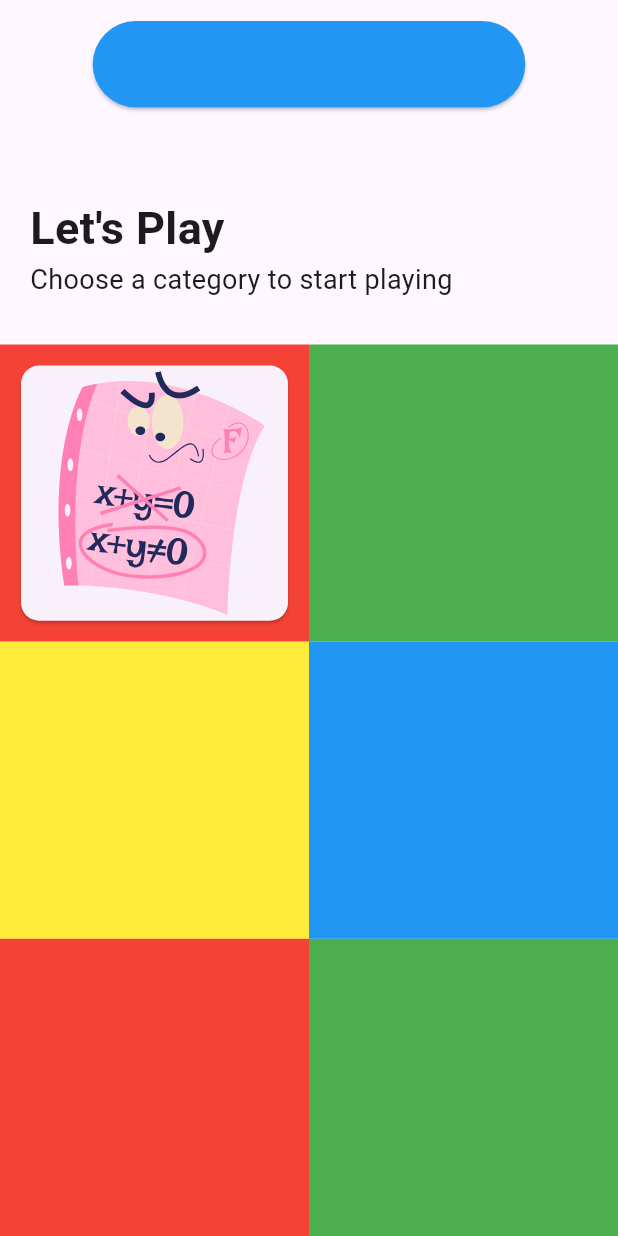
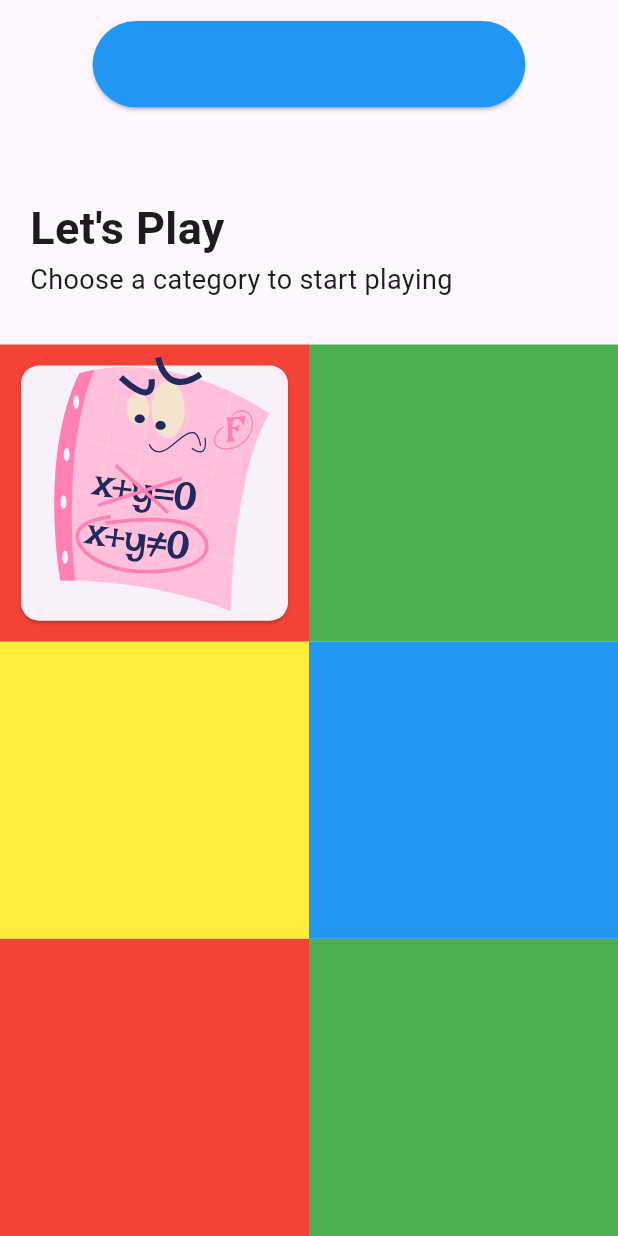
Before and after one commit to SM-SHIFAT/one-two-three-flutter-quiz-app, a Flutter app: the screen it shows after launch, on a phone screen of 412 x 824 dp. Run offline on Flutter 3.47's test engine with Material 3 defaults, Android fonts, the phone set to English and light mode, and no system bars; our stand-ins replace flutter_svg; missing offline and left inert: superellipse_shape.

Commit message:
svg fix.

```diff
--- a/lib/menu/view/view_page.dart
+++ b/lib/menu/view/view_page.dart
@@ -87,22 +87,27 @@ class MenuPage extends StatelessWidget {
                                     margin: const EdgeInsets.all(10),
                                     // color: Colors.blue,
                                     child: Stack(
+                                      clipBehavior: Clip.none,
                                       children: [
                                         Positioned.fill(
                                           child: Card(
                                             shape: SuperellipseShape(
-                                              borderRadius:
-                                                 BorderRadius.circular(28.0),
+                                             borderRadius:
+                                                  BorderRadius.circular(28.0),
                                             ),
                                           ),
                                         ),
                                         Positioned(
-                                        //  top: -10,
-                                          // left: 0,
-                                          // right: 0,
-                                          child: SvgPicture.asset(
-                                            "assets/icons/math.svg",
-                                            semanticsLabel: 'icon',
+                                          top: -10,
+                                          left: 0,
+                                          right: 0,
+                                          child: AspectRatio(
+                                            aspectRatio: 1,
+                                            child: SvgPicture.asset(
+                                              "assets/icons/math.svg",
+
+                                              semanticsLabel: 'icon',
+                                            ),
                                           ),
                                         ),
                                       ],
```
